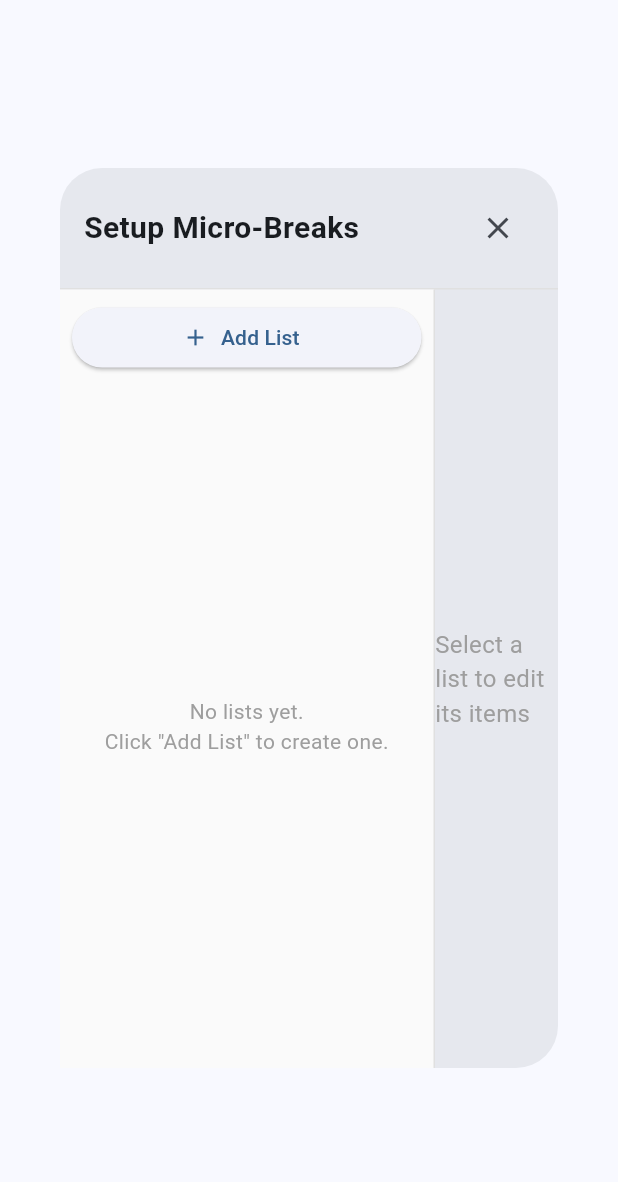
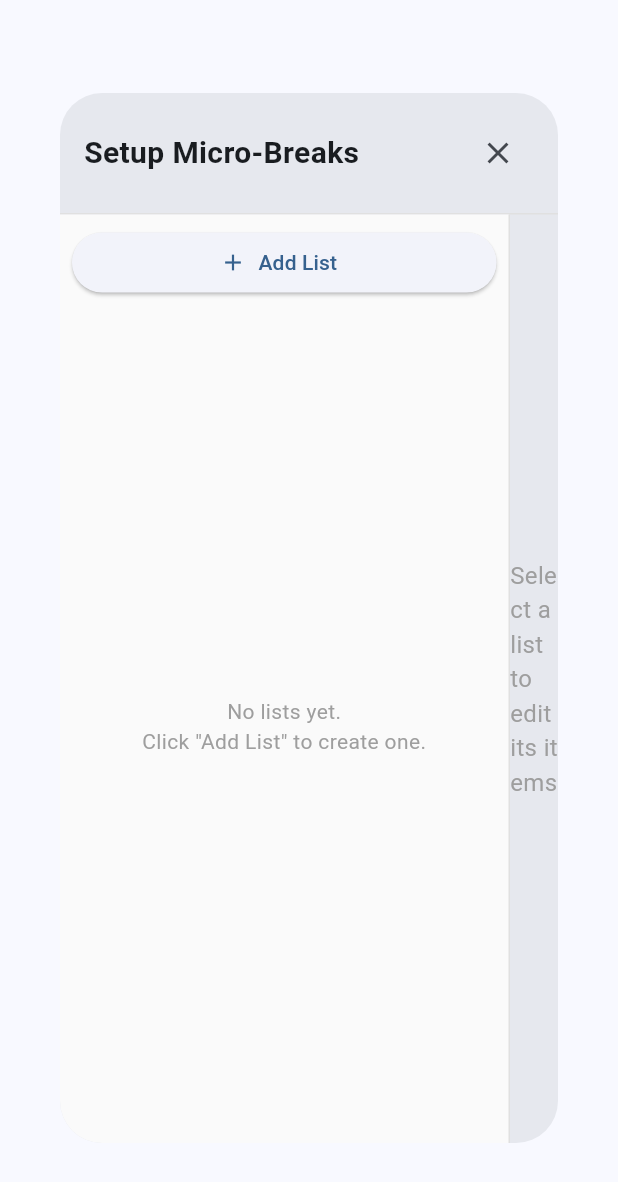
Before and after one commit to erikwestra/micro-break-manager, a Flutter app: the SetupListsDialog widget shown alone on an empty page, opened directly, on a phone screen of 412 x 824 dp. Shown: the top 1182 px of the screen. Run offline on Flutter 3.47's test engine with Material 3 defaults, Android fonts, the phone set to English and light mode, and no system bars; our stand-ins replace flutter_riverpod; missing offline and left inert: window_manager; statements that could not run were skipped.

Commit message:
setup micro-breaks initial

```diff
--- a/lib/widgets/setup_lists_dialog.dart
+++ b/lib/widgets/setup_lists_dialog.dart
@@ -307,8 +307,8 @@ class _SetupListsDialogState extends ConsumerState<SetupListsDialog> {
 
     return Dialog(
       child: SizedBox(
-        width: 800,
-        height: 600,
+        width: 1000,
+        height: 700,
         child: Column(
           children: [
             // Header
@@ -339,10 +339,13 @@ class _SetupListsDialogState extends ConsumerState<SetupListsDialog> {
                 children: [
                   // Sidebar
                   SizedBox(
-                    width: 250,
+                    width: 300,
                     child: Container(
                       decoration: BoxDecoration(
                         color: Colors.grey[50],
+                        borderRadius: const BorderRadius.only(
+                          bottomLeft: Radius.circular(28),
+                        ),
                         border: Border(
                           right: BorderSide(color: Colors.grey[300]!),
                         ),
```
Also changed, not shown: lib/main.dart (+24 -0 lines), lib/widgets/app_menu.dart (+5 -2 lines).
